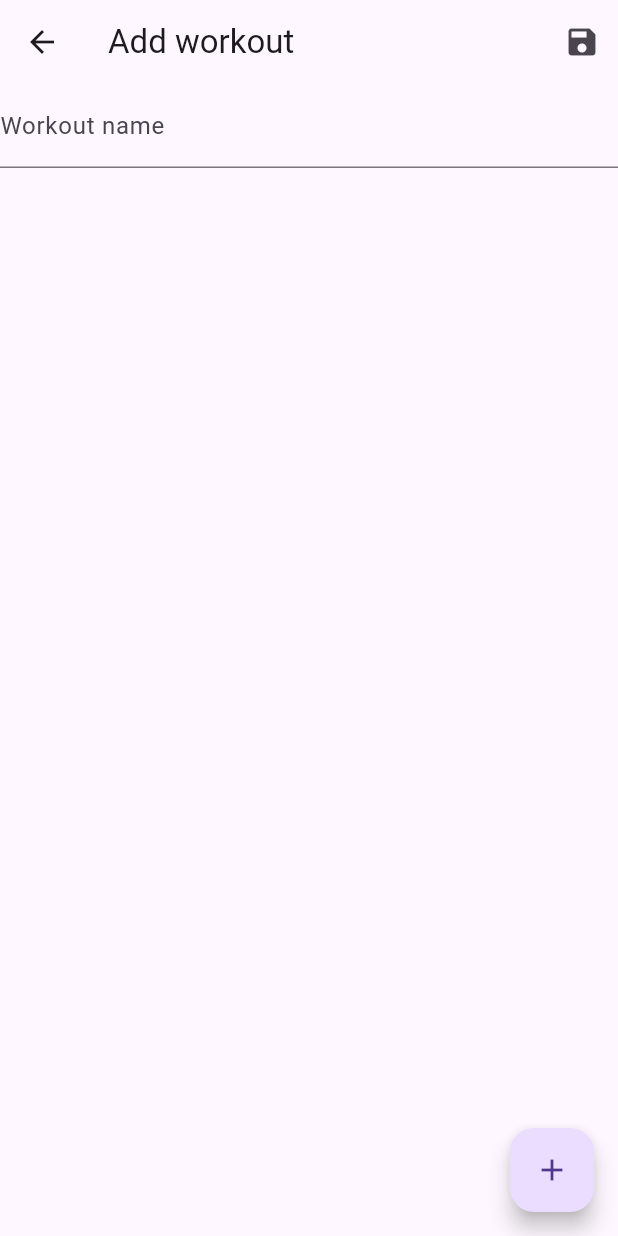
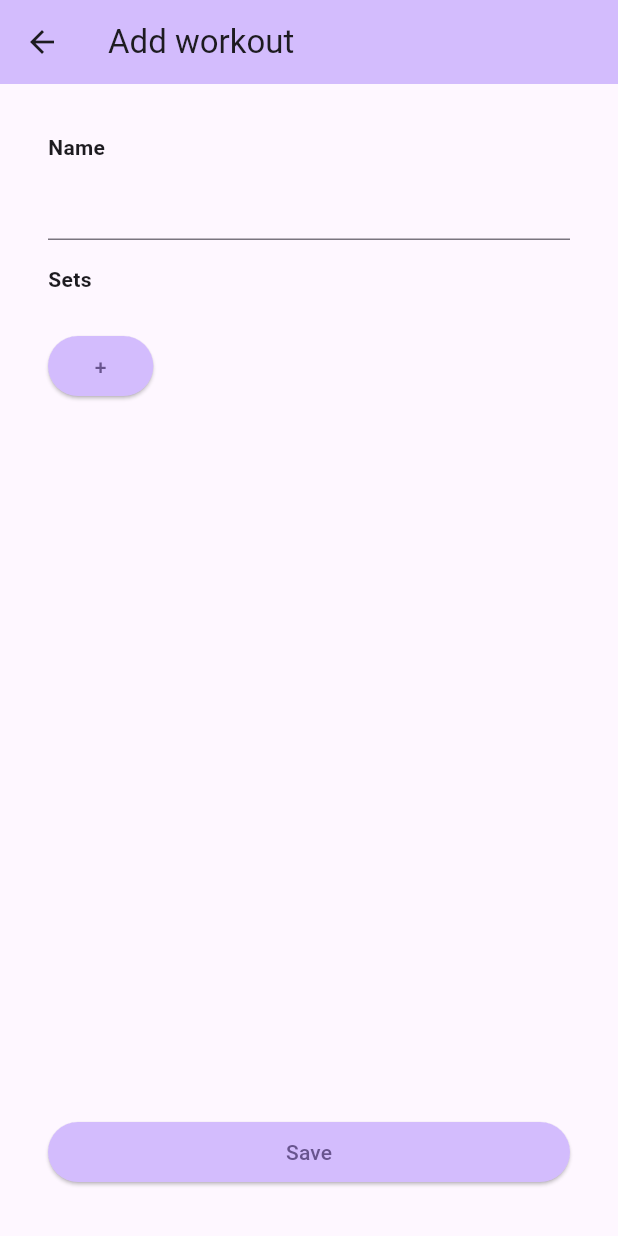
Before and after one commit to cc-rock/workout_tracker, a Flutter app: the screen it shows after launch, after a tap on the "add" icon, on a phone screen of 412 x 824 dp. Run offline on Flutter 3.47's test engine with Material 3 defaults, Android fonts, the phone set to English and light mode, and no system bars; our stand-ins replace flutter_bloc, freezed_annotation, get_it, shared_preferences.

Commit message:
Some UI / UX improvements

```diff
--- a/lib/data/hardcoded_exercises_repository.dart
+++ b/lib/data/hardcoded_exercises_repository.dart
@@ -4,7 +4,6 @@ import 'package:workout_tracker/domain/repositories/exercises_repository.dart';
 import 'package:workout_tracker/utils/result.dart';
 
 class HardcodedExercisesRepository implements ExercisesRepository {
-
   static const _exercises = [
     Exercise(id: '1', name: 'Bench Press'),
     Exercise(id: '2', name: 'Squat'),
@@ -18,7 +17,8 @@ class HardcodedExercisesRepository implements ExercisesRepository {
 
   @override
   Future<Result<Exercise>> getExerciseById(String id) async {
-    final exercise = _exercises.firstWhereOrNull((exercise) => exercise.id == id);
+    final exercise =
+        _exercises.firstWhereOrNull((exercise) => exercise.id == id);
     if (exercise == null) {
       return Failure(error: 'Exercise not found');
     }
--- a/lib/screens/my_workouts/my_workouts_cubit.dart
+++ b/lib/screens/my_workouts/my_workouts_cubit.dart
@@ -10,25 +10,27 @@ part 'my_workouts_cubit.freezed.dart';
 class MyWorkoutsViewState with _$MyWorkoutsViewState {
   const factory MyWorkoutsViewState({
     @Default([]) List<Workout> workouts,
-    @Default(false) bool isLoading
+    @Default(false) bool isLoading,
   }) = _MyWorkoutsViewState;
 }
 
 abstract class MyWorkoutsNavigator {
   Future<void> showErrorMessage(String message);
 
+  /// Returns true if the user has confirmed the action
+  Future<bool> showConfirmationMessage(
+      {required String title, required String message});
+
   /// Returns true if the workouts need to be reloaded when returning
   Future<bool> goToWorkoutDetails(Workout workout);
 
   /// Returns true if the workouts need to be reloaded when returning
   Future<bool> goToAddWorkout();
-
-  /// Returns true if the workouts need to be reloaded when returning
-  Future<bool> goToEditWorkout(Workout workout);
 }
 
 class MyWorkoutsCubit extends Cubit<MyWorkoutsViewState> {
-  MyWorkoutsCubit(this._repository, this._navigator) : super(const MyWorkoutsViewState()) {
+  MyWorkoutsCubit(this._repository, this._navigator)
+      : super(const MyWorkoutsViewState()) {
     _loadWorkouts();
   }
 
@@ -38,7 +40,7 @@ class MyWorkoutsCubit extends Cubit<MyWorkoutsViewState> {
   Future<void> _loadWorkouts() async {
     emit(state.copyWith(isLoading: true));
     final workoutsResult = await _repository.getWorkouts();
-    switch(workoutsResult) {
+    switch (workoutsResult) {
       case Failure(error: final error):
         emit(state.copyWith(isLoading: false));
         await _navigator.showErrorMessage(error.toString());
@@ -63,14 +65,14 @@ class MyWorkoutsCubit extends Cubit<MyWorkoutsViewState> {
     }
   }
 
-  Future<void> onEditWorkout(Workout workout) async {
-    final shouldReload = await _navigator.goToEditWorkout(workout);
-    if (shouldReload) {
-      _loadWorkouts();
+  Future<void> onDeleteWorkout(Workout workout) async {
+    final confirmed = await _navigator.showConfirmationMessage(
+      title: 'Confirmation',
+      message: 'Delete workout ${workout.name}?',
+    );
+    if (!confirmed) {
+      return;
     }
-  }
-
-  Future<void> onDeleteWorkout(Workout workout) async {
     final result = await _repository.deleteWorkout(workout.id);
     if (result is Failure) {
       await _navigator.showErrorMessage(result.error.toString());
--- a/lib/screens/my_workouts/my_workouts_screen.dart
+++ b/lib/screens/my_workouts/my_workouts_screen.dart
@@ -3,7 +3,9 @@ import 'package:flutter_bloc/flutter_bloc.dart';
 import 'package:workout_tracker/di.dart';
 import 'package:workout_tracker/domain/models/workout.dart';
 import 'package:workout_tracker/screens/my_workouts/my_workouts_cubit.dart';
+import 'package:workout_tracker/screens/my_workouts/widgets/workout_list_tile.dart';
 import 'package:workout_tracker/screens/workout_details/workout_details_screen.dart';
+import 'package:workout_tracker/utils/widgets/screen_container.dart';
 
 class MyWorkoutsScreen extends StatelessWidget {
   const MyWorkoutsScreen({super.key});
@@ -11,43 +13,39 @@ class MyWorkoutsScreen extends StatelessWidget {
   @override
   Widget build(BuildContext context) {
     return BlocProvider(
-      create: (context) => getIt<MyWorkoutsCubit>(param1: _MyWorkoutsNavigatorImpl(context)),
+      create: (context) =>
+          getIt<MyWorkoutsCubit>(param1: _MyWorkoutsNavigatorImpl(context)),
       child: BlocBuilder<MyWorkoutsCubit, MyWorkoutsViewState>(
         builder: (context, state) {
           return Scaffold(
             appBar: AppBar(
               title: const Text('My Workouts'),
+              backgroundColor: Theme.of(context).colorScheme.inversePrimary,
             ),
             body: state.isLoading
                 ? const Center(child: CircularProgressIndicator())
-                : ListView.builder(
+                : ScreenContainer(
+                  child: ListView.builder(
                       itemCount: state.workouts.length,
                       itemBuilder: (context, index) {
                         final workout = state.workouts[index];
-                      return ListTile(
-                        title: Text(workout.name),
-                        subtitle: Text('N. of sets: ${workout.sets.length}'),
-                        onTap: () => context.read<MyWorkoutsCubit>().onWorkoutSelected(workout),
-                        trailing: Row(
-                          mainAxisSize: MainAxisSize.min,
-                          children: [
-                            IconButton(
-                              icon: const Icon(Icons.edit),
-                              onPressed: () => context.read<MyWorkoutsCubit>().onEditWorkout(workout),
-                            ),
-                            IconButton(
-                              icon: const Icon(Icons.delete),
-                              onPressed: () => context.read<MyWorkoutsCubit>().onDeleteWorkout(workout),
-                            ),
-                          ],
-                        ),
+                        return WorkoutListTile(
+                          workout: workout,
+                          onTap: () => context
+                              .read<MyWorkoutsCubit>()
+                              .onWorkoutSelected(workout),
+                          onDeleteTapped: () => context
+                              .read<MyWorkoutsCubit>()
+                              .onDeleteWorkout(workout),
                         );
                       },
+                    ),
                 ),
             floatingActionButton: FloatingActionButton(
               onPressed: () => context.read<MyWorkoutsCubit>().onAddWorkout(),
               child: const Icon(Icons.add),
             ),
+            floatingActionButtonLocation: FloatingActionButtonLocation.centerFloat,
           );
         },
       ),
@@ -78,6 +76,29 @@ class _MyWorkoutsNavigatorImpl implements MyWorkoutsNavigator {
   }
 
   @override
+  Future<bool> showConfirmationMessage(
+      {required String title, required String message}) async {
+    final result = await showDialog<bool>(
+      context: _context,
+      builder: (context) => AlertDialog(
+        title: Text(title),
+        content: Text(message),
+        actions: [
+          TextButton(
+            onPressed: () => Navigator.of(context).pop(true),
+            child: const Text('OK'),
+          ),
+          TextButton(
+            onPressed: () => Navigator.of(context).pop(false),
+            child: const Text('CANCEL'),
+          ),
+        ],
+      ),
+    );
+    return result ?? false;
+  }
+
+  @override
   Future<bool> goToWorkoutDetails(Workout workout) async {
     final result = await Navigator.of(_context).push<bool>(MaterialPageRoute(
       builder: (context) => WorkoutDetailsScreen.view(workout),
@@ -92,12 +113,4 @@ class _MyWorkoutsNavigatorImpl implements MyWorkoutsNavigator {
     ));
     return result ?? false;
   }
-
-  @override
-  Future<bool> goToEditWorkout(Workout workout) async {
-    final result = await Navigator.of(_context).push<bool>(MaterialPageRoute(
-      builder: (context) => WorkoutDetailsScreen.edit(workout),
-    ));
-    return  result ?? false;
 }
-}
--- a/lib/screens/workout_details/widgets/editable_workout_details.dart
+++ b/lib/screens/workout_details/widgets/editable_workout_details.dart
@@ -5,8 +5,7 @@ import 'package:workout_tracker/domain/models/workout.dart';
 import 'package:workout_tracker/screens/workout_details/workout_details_cubit.dart';
 
 class EditableWorkoutDetails extends StatelessWidget {
-  const EditableWorkoutDetails(
-      {super.key, required this.workout, required this.availableExercises});
+  const EditableWorkoutDetails({super.key, required this.workout, required this.availableExercises});
 
   final Workout workout;
   final List<Exercise> availableExercises;
@@ -14,60 +13,126 @@ class EditableWorkoutDetails extends StatelessWidget {
   @override
   Widget build(BuildContext context) {
     final sets = workout.sets;
-    return Column(
+    return Padding(
+      padding: const EdgeInsets.all(16),
+      child: Column(
         crossAxisAlignment: CrossAxisAlignment.start,
         children: [
+          const Text(
+            'Name',
+            style: TextStyle(fontSize: 14, fontWeight: FontWeight.bold),
+          ),
           TextFormField(
             initialValue: workout.name,
-          decoration: const InputDecoration(
-            labelText: 'Workout name',
+            style: const TextStyle(fontSize: 24),
+            onChanged: (value) => context.read<WorkoutDetailsCubit>().onNameChanged(value),
           ),
-          onChanged: (value) =>
-              context.read<WorkoutDetailsCubit>().onNameChanged(value),
+          const SizedBox(height: 16),
+          const Text(
+            'Sets',
+            style: TextStyle(fontSize: 14, fontWeight: FontWeight.bold),
           ),
           const SizedBox(height: 8),
-        for (var i = 0; i < sets.length; i++)
-          Column(
+          Expanded(
+            child: SingleChildScrollView(
+              child: Column(
                 crossAxisAlignment: CrossAxisAlignment.start,
                 children: [
-              DropdownButtonFormField<Exercise>(
+                  for (var i = 0; i < sets.length; i++)
+                    Row(
+                      children: [
+                        IconButton(
+                          icon: const Icon(Icons.delete),
+                          onPressed: () {
+                            context.read<WorkoutDetailsCubit>().onRemoveSet(i);
+                          },
+                        ),
+                        Expanded(
+                          flex: 5,
+                          child: DropdownButtonFormField<Exercise>(
                             value: sets[i].exercise,
                             items: availableExercises
                                 .map((exercise) => DropdownMenuItem(
                                       value: exercise,
-                          child: Text(exercise.name),
+                                      child: Text(
+                                        exercise.name,
+                                        style: const TextStyle(fontSize: 18),
+                                      ),
                                     ))
                                 .toList(),
                             onChanged: (value) {
                               if (value != null) {
-                    context
-                        .read<WorkoutDetailsCubit>()
-                        .onSetExerciseChanged(i, value);
+                                context.read<WorkoutDetailsCubit>().onSetExerciseChanged(i, value);
                               }
                             },
                           ),
-              TextFormField(
+                        ),
+                        const SizedBox(width: 16),
+                        Expanded(
+                          flex: 3,
+                          child: Row(
+                            children: [
+                              Expanded(
+                                child: TextFormField(
                                   initialValue: sets[i].repetitions.toString(),
-                decoration: const InputDecoration(
-                  labelText: 'Repetitions',
-                ),
                                   onChanged: (value) => context
                                       .read<WorkoutDetailsCubit>()
                                       .onSetRepetitionsChanged(i, int.tryParse(value) ?? 0),
                                 ),
-              TextFormField(
+                              ),
+                              const SizedBox(width: 8),
+                              const Text('reps'),
+                            ],
+                          ),
+                        ),
+                        const SizedBox(width: 16),
+                        Expanded(
+                          flex: 2,
+                          child: Row(
+                            children: [
+                              Expanded(
+                                child: TextFormField(
                                   initialValue: sets[i].weight.toString(),
-                decoration: const InputDecoration(
-                  labelText: 'Weight',
-                ),
                                   onChanged: (value) => context
                                       .read<WorkoutDetailsCubit>()
                                       .onSetWeightChanged(i, int.tryParse(value) ?? 0),
                                 ),
-              const SizedBox(height: 8),
+                              ),
+                              const SizedBox(width: 8),
+                              const Text('Kg'),
+                            ],
+                          ),
+                        ),
+                      ],
+                    ),
+                  const SizedBox(height: 16),
+                  ElevatedButton(
+                    style: ElevatedButton.styleFrom(
+                      backgroundColor: Theme.of(context).colorScheme.inversePrimary,
+                    ),
+                    onPressed: context.read<WorkoutDetailsCubit>().onAddSet,
+                    child: const Text('  +  '),
+                  )
+                ],
+              ),
+            ),
+          ),
+          const SizedBox(height: 16),
+          Row(
+            children: [
+              Expanded(
+                child: ElevatedButton(
+                  style: ElevatedButton.styleFrom(
+                    backgroundColor: Theme.of(context).colorScheme.inversePrimary,
+                  ),
+                  onPressed: context.read<WorkoutDetailsCubit>().onSave,
+                  child: const Text('Save'),
+                ),
+              ),
             ],
           ),
         ],
+      ),
     );
   }
 }
--- a/lib/screens/workout_details/workout_details_screen.dart
+++ b/lib/screens/workout_details/workout_details_screen.dart
@@ -5,6 +5,7 @@ import 'package:workout_tracker/domain/models/workout.dart';
 import 'package:workout_tracker/screens/workout_details/widgets/editable_workout_details.dart';
 import 'package:workout_tracker/screens/workout_details/widgets/readonly_workout_details.dart';
 import 'package:workout_tracker/screens/workout_details/workout_details_cubit.dart';
+import 'package:workout_tracker/utils/widgets/screen_container.dart';
 
 class WorkoutDetailsScreen extends StatelessWidget {
   const WorkoutDetailsScreen._({
@@ -47,28 +48,15 @@ class WorkoutDetailsScreen extends StatelessWidget {
           return Scaffold(
             appBar: AppBar(
               title: Text(title),
-              actions: [
-                if (state.viewMode != ViewMode.viewing)
-                  IconButton(
-                    icon: const Icon(Icons.save),
-                    onPressed: () => context.read<WorkoutDetailsCubit>().onSave(),
-                  )
-                else
-                  IconButton(
-                    icon: const Icon(Icons.edit),
-                    onPressed: () => context.read<WorkoutDetailsCubit>().onEditWorkout(),
-                  ),
-              ],
+              backgroundColor: Theme.of(context).colorScheme.inversePrimary,
             ),
             body: state.isLoading
                 ? const Center(child: CircularProgressIndicator())
-                : state.viewMode == ViewMode.viewing
-                    ? ReadOnlyWorkoutDetails(workout: state.workout)
-                    : EditableWorkoutDetails(workout: state.workout, availableExercises: state.availableExercises),
-            floatingActionButton: FloatingActionButton(
-              onPressed: () => context.read<WorkoutDetailsCubit>().onAddSet(),
-              child: const Icon(Icons.add),
-            ),
+                : ScreenContainer(
+                    child: state.viewMode == ViewMode.viewing
+                        ? ReadOnlyWorkoutDetails(workout: state.workout)
+                        : EditableWorkoutDetails(workout: state.workout, availableExercises: state.availableExercises),
+                  ),
           );
         },
       ),
--- /dev/null
+++ b/lib/utils/widgets/screen_container.dart
@@ -0,0 +1,18 @@
+import 'package:flutter/widgets.dart';
+
+class ScreenContainer extends StatelessWidget {
+  const ScreenContainer({super.key, required this.child});
+
+  final Widget child;
+
+  @override
+  Widget build(BuildContext context) {
+    return Center(
+      child: Container(
+        padding: const EdgeInsets.all(16),
+        constraints: const BoxConstraints(maxWidth: 550),
+        child: child,
+      ),
+    );
+  }
+}
--- a/lib/workout_tracker_app.dart
+++ b/lib/workout_tracker_app.dart
@@ -9,7 +9,8 @@ class WorkoutTrackerApp extends StatelessWidget {
     return MaterialApp(
       title: 'Workout Tracker',
       theme: ThemeData(
-        primarySwatch: Colors.blue,
+        colorScheme: ColorScheme.fromSeed(seedColor: Colors.deepPurple),
+        useMaterial3: true,
       ),
       home: const MyWorkoutsScreen(),
     );
```
Also changed, not shown: lib/screens/my_workouts/widgets/workout_list_tile.dart (added, +28 -0 lines), lib/screens/workout_details/widgets/readonly_workout_details.dart (+61 -7 lines), lib/screens/workout_details/workout_details_cubit.dart (+8 -3 lines), lib/domain/repositories/exercises_repository.dart (line endings or trailing spaces), lib/domain/repositories/workouts_repository.dart (line endings or trailing spaces), lib/utils/result.dart (line endings or trailing spaces), 1 other file. Lines whose indentation alone changed are shown as unchanged.
